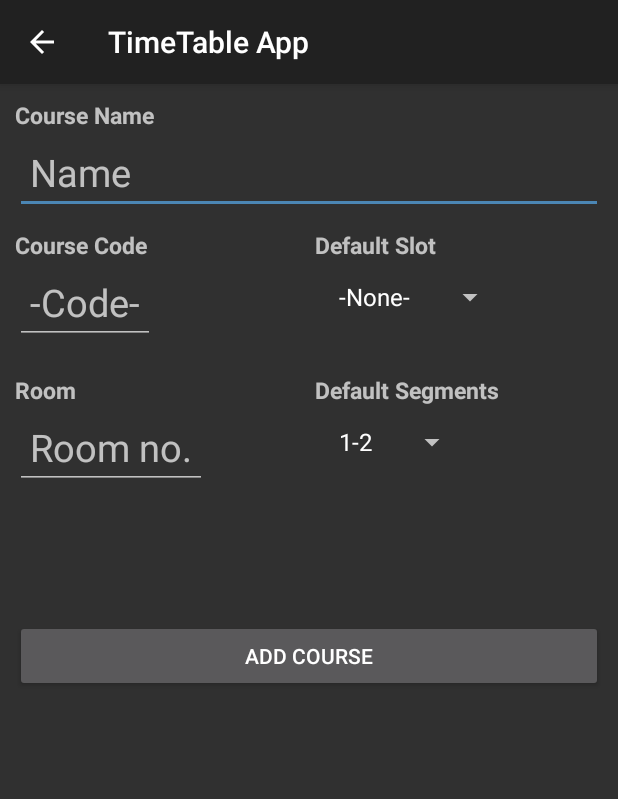
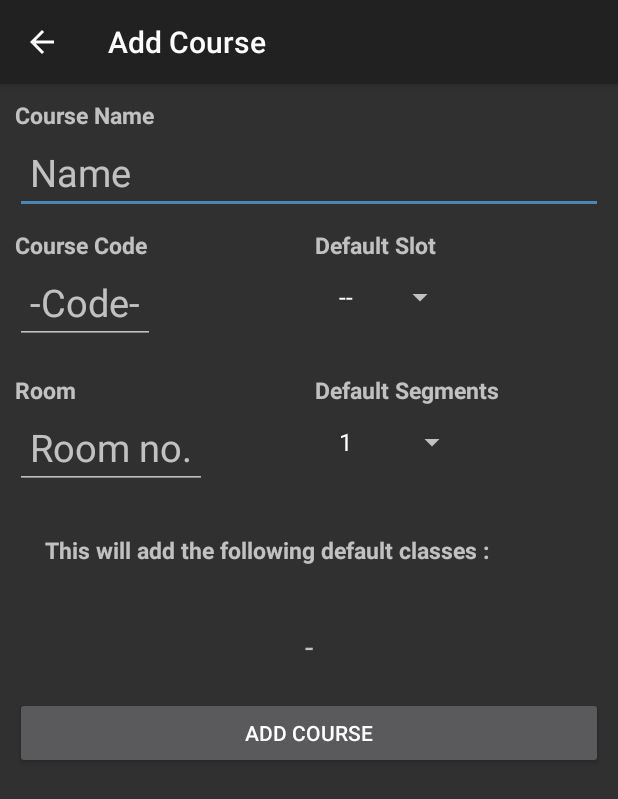
Before and after one commit to DarkKnight2000/ADashboard, an Android app: the AddCourse screen opened directly, with no data from a screen before it, on a phone screen of 412 x 824 dp. Shown: the top 799 px of the screen. Run offline under Robolectric (Android 15) with nearby library versions, the phone set to English and light mode, and no system bars; libraries missing offline, so code that uses them is left out: io.realm; 1 statement that could not run was skipped.

Commit message:
Updated layouts!

```diff
--- a/app/build.gradle
+++ b/app/build.gradle
@@ -14,8 +14,8 @@ android {
         applicationId "com.rishi.dash3"
         minSdkVersion 24
         targetSdkVersion 28
-        versionCode 4
-        versionName "1.3"
+        versionCode 5
+        versionName "2.0"
         testInstrumentationRunner "androidx.test.runner.AndroidJUnitRunner"
     }
     buildTypes {
--- a/app/src/main/AndroidManifest.xml
+++ b/app/src/main/AndroidManifest.xml
@@ -25,10 +25,8 @@
             </intent-filter>
         </activity>
         <activity android:name=".activties.CourseInfo"
-            android:parentActivityName=".activties.MainActivity"
             />
         <activity android:name=".activties.AddCourse"
-            android:parentActivityName=".activties.MainActivity"
             />
 
 
--- a/app/src/main/java/com/rishi/dash3/activties/AddCourse.kt
+++ b/app/src/main/java/com/rishi/dash3/activties/AddCourse.kt
@@ -3,12 +3,9 @@ package com.rishi.dash3.activties
 
 //import com.rishi.dash3.services.NotifService
 
-import android.app.AlarmManager
-import android.app.PendingIntent
-import android.content.Context
-import android.content.Intent
-import android.os.Build
 import android.os.Bundle
+import android.view.Menu
+import android.view.MenuItem
 import android.view.View
 import android.widget.*
 import androidx.appcompat.app.AlertDialog
@@ -16,7 +13,6 @@ import androidx.appcompat.app.AppCompatActivity
 import com.rishi.dash3.*
 import com.rishi.dash3.Models.EachClass
 import com.rishi.dash3.Models.EachCourse
-import com.rishi.dash3.notifications.NotifBroadcastRcvr
 import com.rishi.dash3.notifications.restartNotifService
 import io.realm.Realm
 import kotlinx.android.synthetic.main.activity_add_course.*
@@ -29,8 +25,8 @@ class AddCourse : AppCompatActivity() {
     override fun onCreate(savedInstanceState: Bundle?) {
         super.onCreate(savedInstanceState)
         setContentView(R.layout.activity_add_course)
-        actionBar?.title = "Add Course"
-        actionBar?.setDisplayHomeAsUpEnabled(true)
+        supportActionBar?.setDisplayHomeAsUpEnabled(true)
+        supportActionBar?.title = "Add Course"
         realm = Realm.getDefaultInstance()
 
         // Inflate the layout for this fragment
@@ -42,7 +38,7 @@ class AddCourse : AppCompatActivity() {
         val segSel = findViewById<Spinner>(R.id.segSel)
         //val preCls= findViewById<TextView>(R.id.defClses)
         val classMap:HashMap<String, ArrayList<String>> = HashMap()
-        classMap["-None-"] = arrayListOf()
+        classMap["--"] = arrayListOf()
         classMap["A"] = arrayListOf("Mon 09:00 10:00", "Wed 11:00 12:00", "Thu 10:00 11:00")
         classMap["B"] = arrayListOf("Mon 10:00 11:00", "Wed 09:00 10:00", "Thu 11:00 12:00")
         classMap["C"] = arrayListOf("Mon 11:00 12:00", "Wed 10:00 11:00", "Thu 09:00 10:00")
@@ -59,12 +55,12 @@ class AddCourse : AppCompatActivity() {
         classMap["Y"] = arrayListOf("Tue 17:30 19:00", "Fri 17:30 19:00")
         classMap["Z"] = arrayListOf("Tue 19:00 20:30", "Fri 19:00 20:30")
         val segMap:HashMap<String, ArrayList<String>> = HashMap()
-        segMap["1-2"] =  arrayListOf("1-2")
-        segMap["1-4"] = arrayListOf("1-2","3-4")
-        segMap["3-4"] =  arrayListOf("3-4")
-        segMap["1-6"] = arrayListOf("1-2","3-4","5-6")
-        segMap["3-6"] = arrayListOf("3-4","5-6")
-        segMap["5-6"] = arrayListOf("5-6")
+        segMap["1"] =  arrayListOf(part1_code)
+        segMap["1-2"] = arrayListOf(part1_code,part2_code)
+        segMap["1-3"] =  arrayListOf(part1_code,part2_code,part3_code)
+        segMap["2"] = arrayListOf(part2_code)
+        segMap["2-3"] = arrayListOf(part2_code,part3_code)
+        segMap["3"] = arrayListOf(part3_code)
         val preSlots = classMap.keys.toTypedArray()
         val preSegs = segMap.keys.toTypedArray()
 
@@ -76,7 +72,8 @@ class AddCourse : AppCompatActivity() {
                 Toast.makeText(this@AddCourse, "Selected " + preSlots[position], Toast.LENGTH_SHORT).show()
                 val arr = classMap[preSlots[position]]
                 var str = ""
-                if(arr != null) for(a in arr) str += a + "\n"
+                if(arr!= null && arr.size != 0) for(a in arr) str += a + "\n"
+                else str = "-"
                 defClses.text = str
             }
 
@@ -138,9 +135,46 @@ class AddCourse : AppCompatActivity() {
                 restartNotifService(this)
             }
             //startService(Intent(this, NotifService::class.java))
+            Toast.makeText(this,"Added Course to your list :)",Toast.LENGTH_SHORT).show()
             this.finish()
         }
 
+    }
+
+    override fun onOptionsItemSelected(item: MenuItem): Boolean {
+        when (item.itemId) {
+            android.R.id.home -> {
+                onBackPressed()
+                return true
+            }
+        }
+        return super.onOptionsItemSelected(item)
+    }
+
+    override fun onCreateOptionsMenu(menu: Menu?): Boolean {
+        return true
+    }
+
+    override fun onBackPressed() {
+
+        val builder = AlertDialog.Builder(this)
+        builder.setTitle("Warning!!")
+        //set message for alert dialog
+        builder.setMessage("Are you sure you want to go back? All your changes will be lost!")
+
+        //performing positive action
+        builder.setPositiveButton("Go back"){_, _ ->
+            super.onBackPressed()
+        }
+        //performing cancel action
+        builder.setNeutralButton("Stay"){_ , _ ->
+            //Toast.makeText(context,"Delete aborted",Toast.LENGTH_LONG).show()
+        }
+        // Create the AlertDialog
+        val alertDialog: AlertDialog = builder.create()
+        // Set other dialog properties
+        alertDialog.setCanceledOnTouchOutside(true)
+        alertDialog.show()
     }
 
     override fun onDestroy() {
--- a/app/src/main/java/com/rishi/dash3/fragments/Settings.kt
+++ b/app/src/main/java/com/rishi/dash3/fragments/Settings.kt
@@ -114,6 +114,8 @@ class Settings : Fragment() {
             alertDialog.show()
         }
 
+        // TODO: Add notificatins setting here
+
         /*view.findViewById<Button>(R.id.exportData).setOnClickListener {
             try {
                 Toast.makeText(context, "${checkPer(context, this)}", Toast.LENGTH_SHORT).show()
--- a/app/src/main/res/layout/activity_add_course.xml
+++ b/app/src/main/res/layout/activity_add_course.xml
@@ -101,10 +101,8 @@
             android:id="@+id/textView6"
             android:textSize="15sp"
             android:textStyle="bold"
-            android:layout_marginLeft="200dp"
+            android:layout_marginStart="200dp"
             android:layout_alignTop="@id/roomLabel"
-
-
             />
         <Spinner
             android:layout_width="wrap_content"
@@ -114,20 +112,32 @@
             android:layout_alignTop="@id/room"
             android:layout_alignStart="@id/textView6"
             />
+        <TextView
+            android:text="This will add the following default classes :"
+            android:layout_width="wrap_content"
+            android:layout_height="wrap_content"
+            android:id="@+id/curClsLabel"
+            android:textSize="15sp"
+            android:textStyle="bold"
+            android:layout_below="@id/room"
+            android:gravity="center_horizontal"
+            android:layout_marginTop="30dp"
+            android:layout_marginStart="20dp"
+            />
 
         <TextView
             android:layout_width="wrap_content"
             android:layout_height="wrap_content"
             android:id="@+id/defClses"
             android:layout_centerHorizontal="true"
-            android:layout_below="@id/room"
+            android:layout_below="@id/curClsLabel"
             android:textSize="20sp"
             android:layout_marginTop="40dp"
             />
         <Button
             android:layout_width="match_parent"
             android:layout_height="wrap_content"
-            android:layout_alignParentEnd="true"
+            android:layout_alignParentBottom="true"
             android:layout_below="@id/defClses"
             android:text="Add Course"
             android:layout_centerHorizontal="true"
--- a/app/src/main/res/layout/fragment_calendar.xml
+++ b/app/src/main/res/layout/fragment_calendar.xml
@@ -35,6 +35,7 @@
             android:layout_marginTop="40dp"
             android:layout_below="@id/calendarTT"
             android:nestedScrollingEnabled="false"
+            android:padding="5dp"
             />
 
 
```
Also changed, not shown: app/src/main/java/com/rishi/dash3/DateHelper.kt (+9 -5 lines), app/src/main/java/com/rishi/dash3/activties/CourseInfo.kt (+52 -6 lines), app/src/main/java/com/rishi/dash3/fragments/CalendarFragment.kt (+6 -4 lines), app/src/main/res/layout/activity_courseinfo.xml (+13 -14 lines), app/src/main/res/layout/edit_info_card.xml (+9 -7 lines), app/src/main/res/layout/fragment_settings.xml (+30 -14 lines).
